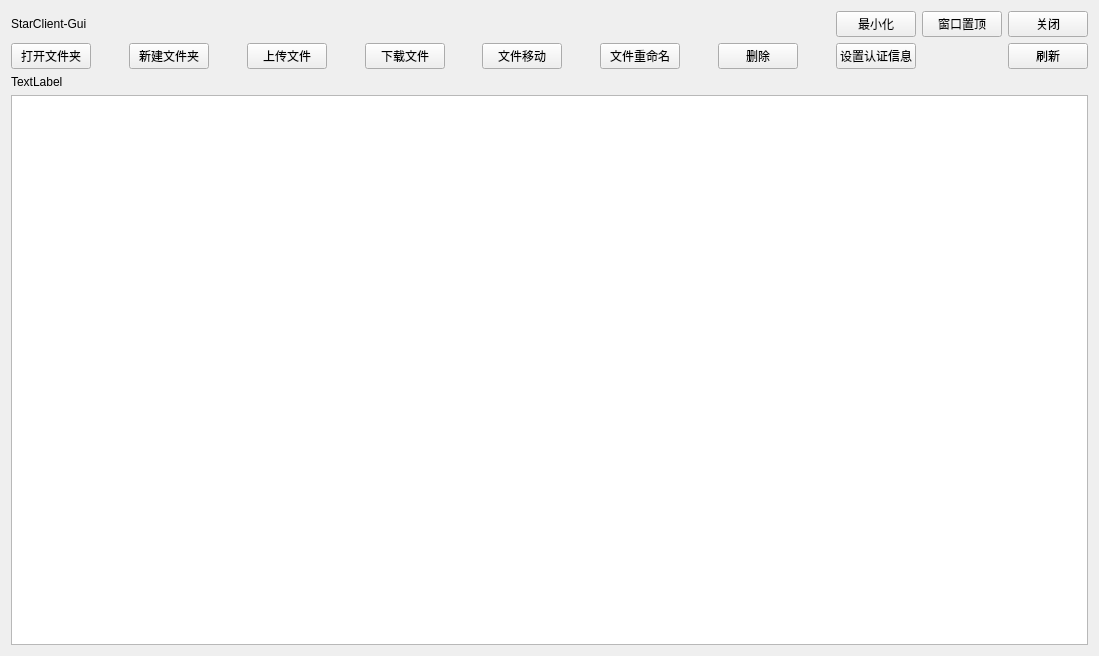
Qt form src/mainwindow.ui (SongZihui-sudo/StarGui) before a commit.
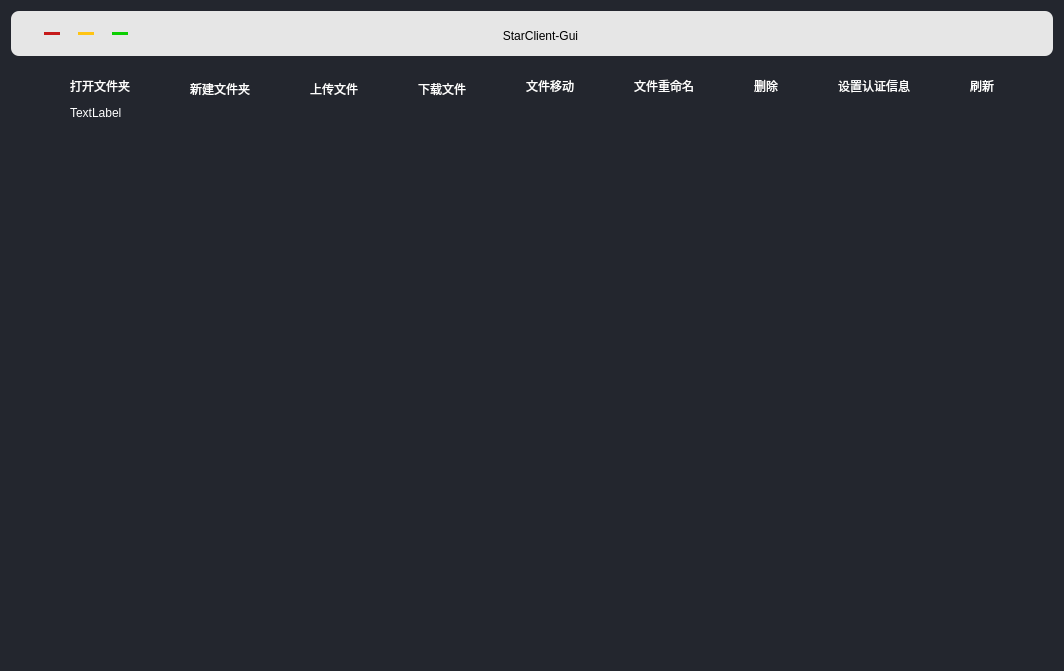
The same form after that commit.

What changed in the file:
```diff
--- a/src/mainwindow.ui
+++ b/src/mainwindow.ui
@@ -9,8 +9,8 @@
    <rect>
     <x>0</x>
     <y>0</y>
-    <width>1099</width>
-    <height>656</height>
+    <width>1064</width>
+    <height>671</height>
    </rect>
   </property>
   <property name="contextMenuPolicy">
@@ -22,6 +22,10 @@
   <property name="autoFillBackground">
    <bool>false</bool>
   </property>
+  <property name="styleSheet">
+   <string notr="true">background-color: rgb(35, 38, 46) ;
+border-radius: 8px; </string>
+  </property>
   <property name="toolButtonStyle">
    <enum>Qt::ToolButtonTextBesideIcon</enum>
   </property>
@@ -29,293 +33,482 @@
    <bool>true</bool>
   </property>
   <widget class="QWidget" name="centralWidget">
+   <layout class="QGridLayout" name="gridLayout_4">
+    <item row="0" column="0">
+     <layout class="QGridLayout" name="gridLayout_3">
+      <item row="0" column="0">
+       <widget class="QWidget" name="widget" native="true">
+        <property name="minimumSize">
+         <size>
+          <width>0</width>
+          <height>45</height>
+         </size>
+        </property>
+        <property name="maximumSize">
+         <size>
+          <width>16777215</width>
+          <height>51</height>
+         </size>
+        </property>
+        <property name="styleSheet">
+         <string notr="true">background-color: rgb(230, 230, 230);</string>
+        </property>
+        <widget class="QWidget" name="layoutWidget">
+         <property name="geometry">
+          <rect>
+           <x>10</x>
+           <y>10</y>
+           <width>131</width>
+           <height>25</height>
+          </rect>
+         </property>
+         <layout class="QGridLayout" name="gridLayout">
+          <item row="0" column="0">
+           <widget class="QPushButton" name="close">
+            <property name="maximumSize">
+             <size>
+              <width>16</width>
+              <height>16</height>
+             </size>
+            </property>
+            <property name="styleSheet">
+             <string notr="true"> QPushButton:hover 
+{ 
+ 	background-color: Red; 
+ 	color: rgb(255, 255, 255);
+}
+QPushButton 
+{ 
+	background-color: rgb(198, 26, 26);
+	font: 9pt &quot;Agency FB&quot;;
+}</string>
+            </property>
+            <property name="text">
+             <string/>
+            </property>
+           </widget>
+          </item>
+          <item row="0" column="3">
+           <widget class="QPushButton" name="minium">
+            <property name="maximumSize">
+             <size>
+              <width>16</width>
+              <height>16</height>
+             </size>
+            </property>
+            <property name="styleSheet">
+             <string notr="true"> QPushButton:hover 
+{ 
+	background-color: rgb(4, 255, 0); 
+ 	color: rgb(255, 255, 255);
+}
+QPushButton 
+{ 
+	background-color:rgb(12, 207, 2);
+	font: 9pt &quot;Agency FB&quot;;
+}</string>
+            </property>
+            <property name="text">
+             <string/>
+            </property>
+           </widget>
+          </item>
+          <item row="0" column="1">
+           <widget class="QPushButton" name="min_big">
+            <property name="maximumSize">
+             <size>
+              <width>16</width>
+              <height>16</height>
+             </size>
+            </property>
+            <property name="styleSheet">
+             <string notr="true"> QPushButton:hover 
+{ 
+ 	background-color: rgb(251, 255, 12); 
+ 	color: rgb(255, 255, 255);
+}
+QPushButton 
+{ 
+	background-color: rgb(255, 196, 19); 
+	font: 9pt &quot;Agency FB&quot;;
+}</string>
+            </property>
+            <property name="text">
+             <string/>
+            </property>
+           </widget>
+          </item>
+         </layout>
+        </widget>
+        <widget class="QLabel" name="label">
+         <property name="enabled">
+          <bool>true</bool>
+         </property>
+         <property name="geometry">
+          <rect>
+           <x>490</x>
+           <y>10</y>
+           <width>79</width>
+           <height>31</height>
+          </rect>
+         </property>
+         <property name="layoutDirection">
+          <enum>Qt::LeftToRight</enum>
+         </property>
+         <property name="text">
+          <string>&lt;html&gt;&lt;head/&gt;&lt;body&gt;&lt;p align=&quot;center&quot;&gt;StarClient-Gui&lt;/p&gt;&lt;/body&gt;&lt;/html&gt;</string>
+         </property>
+        </widget>
+       </widget>
+      </item>
+      <item row="1" column="0">
+       <widget class="QWidget" name="widget_2" native="true">
    <layout class="QFormLayout" name="formLayout">
     <item row="0" column="0" colspan="2">
-     <layout class="QGridLayout" name="gridLayout">
-      <item row="1" column="8">
+          <layout class="QGridLayout" name="gridLayout_2">
+           <item row="0" column="15" rowspan="2">
+            <spacer name="horizontalSpacer_8">
+             <property name="orientation">
+              <enum>Qt::Horizontal</enum>
+             </property>
+             <property name="sizeHint" stdset="0">
+              <size>
+               <width>21</width>
+               <height>20</height>
+              </size>
+             </property>
+            </spacer>
+           </item>
+           <item row="0" column="18" rowspan="2">
+            <widget class="QPushButton" name="list">
+             <property name="styleSheet">
+              <string notr="true"> QPushButton:hover 
+{ 
+	background-color: SlateGrey; 
+	color: rgb(255, 255, 255);
+}
+QPushButton 
+{ 
+	font: 9pt &quot;Agency FB&quot;;
+	color: rgb(255, 255, 255);
+}</string>
+             </property>
+             <property name="text">
+              <string>刷新</string>
+             </property>
+            </widget>
+           </item>
+           <item row="1" column="3">
+            <spacer name="horizontalSpacer">
+             <property name="orientation">
+              <enum>Qt::Horizontal</enum>
+             </property>
+             <property name="sizeHint" stdset="0">
+              <size>
+               <width>35</width>
+               <height>21</height>
+              </size>
+             </property>
+            </spacer>
+           </item>
+           <item row="2" column="1" colspan="18">
+            <widget class="QLabel" name="status_bar">
+             <property name="styleSheet">
+              <string notr="true">color: rgb(255, 255, 255);</string>
+             </property>
+             <property name="text">
+              <string>TextLabel</string>
+             </property>
+            </widget>
+           </item>
+           <item row="0" column="10" rowspan="2">
        <widget class="QPushButton" name="move_file">
         <property name="styleSheet">
-         <string notr="true"> QPushButton:hover { 
- background-color: SlateGrey; 
- color: rgb(255, 255, 255);}
-QPushButton { font: 9pt &quot;Agency FB&quot;;}</string>
+              <string notr="true"> QPushButton:hover 
+{ 
+	background-color: SlateGrey; 
+ 	color: rgb(255, 255, 255);}
+QPushButton 
+{ 
+	font: 9pt &quot;Agency FB&quot;;
+	color: rgb(255, 255, 255);
+}</string>
         </property>
         <property name="text">
          <string>文件移动</string>
         </property>
        </widget>
       </item>
-      <item row="1" column="0">
-       <widget class="QPushButton" name="open_dir">
-        <property name="mouseTracking">
-         <bool>true</bool>
-        </property>
-        <property name="tabletTracking">
-         <bool>false</bool>
-        </property>
+           <item row="1" column="8">
+            <widget class="QPushButton" name="download_file">
         <property name="styleSheet">
-         <string notr="true"> QPushButton:hover { 
- background-color: SlateGrey; 
- color: rgb(255, 255, 255);}
-QPushButton { font: 9pt &quot;Agency FB&quot;;}</string>
+              <string notr="true"> QPushButton:hover 
+{ 
+	background-color: SlateGrey; 
+ 	color: rgb(255, 255, 255);
+}
+QPushButton 
+{ 
+	font: 9pt &quot;Agency FB&quot;;
+	color: rgb(255, 255, 255);
+}</string>
         </property>
         <property name="text">
-         <string>打开文件夹</string>
+              <string>下载文件</string>
         </property>
        </widget>
       </item>
-      <item row="1" column="13">
-       <spacer name="horizontalSpacer_8">
-        <property name="orientation">
-         <enum>Qt::Horizontal</enum>
-        </property>
-        <property name="sizeHint" stdset="0">
-         <size>
-          <width>35</width>
-          <height>21</height>
-         </size>
-        </property>
-       </spacer>
-      </item>
-      <item row="1" column="10">
+           <item row="0" column="12" rowspan="2">
        <widget class="QPushButton" name="rename_file">
         <property name="styleSheet">
-         <string notr="true"> QPushButton:hover { 
- background-color: SlateGrey; 
- color: rgb(255, 255, 255);}
-QPushButton { font: 9pt &quot;Agency FB&quot;;}</string>
+              <string notr="true"> QPushButton:hover 
+{ 
+	background-color: SlateGrey; 
+	color: rgb(255, 255, 255);
+}
+QPushButton 
+{ 
+	font: 9pt &quot;Agency FB&quot;;
+	color: rgb(255, 255, 255);
+}</string>
         </property>
         <property name="text">
          <string>文件重命名</string>
         </property>
        </widget>
       </item>
-      <item row="1" column="1">
-       <spacer name="horizontalSpacer">
-        <property name="orientation">
-         <enum>Qt::Horizontal</enum>
-        </property>
-        <property name="sizeHint" stdset="0">
-         <size>
-          <width>35</width>
-          <height>21</height>
-         </size>
-        </property>
-       </spacer>
-      </item>
-      <item row="1" column="11">
-       <spacer name="horizontalSpacer_6">
-        <property name="orientation">
-         <enum>Qt::Horizontal</enum>
-        </property>
-        <property name="sizeHint" stdset="0">
-         <size>
-          <width>35</width>
-          <height>21</height>
-         </size>
-        </property>
-       </spacer>
-      </item>
-      <item row="1" column="7">
-       <spacer name="horizontalSpacer_4">
-        <property name="orientation">
-         <enum>Qt::Horizontal</enum>
-        </property>
-        <property name="sizeHint" stdset="0">
-         <size>
-          <width>34</width>
-          <height>21</height>
-         </size>
-        </property>
-       </spacer>
-      </item>
-      <item row="1" column="12">
-       <widget class="QPushButton" name="delete_file">
-        <property name="styleSheet">
-         <string notr="true"> QPushButton:hover { 
- background-color: SlateGrey; 
- color: rgb(255, 255, 255);}
-QPushButton { font: 9pt &quot;Agency FB&quot;;}</string>
-        </property>
-        <property name="text">
-         <string>删除</string>
-        </property>
-       </widget>
-      </item>
-      <item row="1" column="3">
+           <item row="1" column="5">
        <spacer name="horizontalSpacer_2">
         <property name="orientation">
          <enum>Qt::Horizontal</enum>
         </property>
         <property name="sizeHint" stdset="0">
          <size>
-          <width>35</width>
-          <height>21</height>
+               <width>29</width>
+               <height>20</height>
+              </size>
+             </property>
+            </spacer>
+           </item>
+           <item row="1" column="7">
+            <spacer name="horizontalSpacer_3">
+             <property name="orientation">
+              <enum>Qt::Horizontal</enum>
+             </property>
+             <property name="sizeHint" stdset="0">
+              <size>
+               <width>29</width>
+               <height>20</height>
          </size>
         </property>
        </spacer>
       </item>
       <item row="1" column="6">
-       <widget class="QPushButton" name="download_file">
-        <property name="styleSheet">
-         <string notr="true"> QPushButton:hover { 
- background-color: SlateGrey; 
- color: rgb(255, 255, 255);}
-QPushButton { font: 9pt &quot;Agency FB&quot;;}</string>
-        </property>
-        <property name="text">
-         <string>下载文件</string>
-        </property>
-       </widget>
-      </item>
-      <item row="1" column="4">
        <widget class="QPushButton" name="upload_file">
         <property name="styleSheet">
-         <string notr="true"> QPushButton:hover { 
- background-color: SlateGrey; 
- color: rgb(255, 255, 255);}
-QPushButton { font: 9pt &quot;Agency FB&quot;;}</string>
+              <string notr="true"> QPushButton:hover 
+{ 
+	background-color: SlateGrey; 
+ 	color: rgb(255, 255, 255);}
+QPushButton 
+{ 
+	font: 9pt &quot;Agency FB&quot;;
+	color: rgb(255, 255, 255);
+}</string>
         </property>
         <property name="text">
          <string>上传文件</string>
         </property>
        </widget>
       </item>
-      <item row="1" column="5">
-       <spacer name="horizontalSpacer_3">
+           <item row="0" column="17" rowspan="2">
+            <spacer name="horizontalSpacer_7">
         <property name="orientation">
          <enum>Qt::Horizontal</enum>
         </property>
         <property name="sizeHint" stdset="0">
          <size>
-          <width>35</width>
-          <height>21</height>
+               <width>29</width>
+               <height>20</height>
          </size>
         </property>
        </spacer>
       </item>
-      <item row="1" column="14">
+           <item row="0" column="1" rowspan="2" colspan="2">
+            <widget class="QPushButton" name="open_dir">
+             <property name="mouseTracking">
+              <bool>true</bool>
+             </property>
+             <property name="tabletTracking">
+              <bool>false</bool>
+             </property>
+             <property name="styleSheet">
+              <string notr="true"> QPushButton:hover 
+{ 
+	 background-color: SlateGrey; 
+ 	 color: rgb(255, 255, 255);
+}
+QPushButton 
+{ 
+	font: 9pt &quot;Agency FB&quot;;
+	color: rgb(255, 255, 255);
+}</string>
+             </property>
+             <property name="text">
+              <string>打开文件夹</string>
+             </property>
+            </widget>
+           </item>
+           <item row="0" column="16" rowspan="2">
        <widget class="QPushButton" name="regist">
         <property name="styleSheet">
-         <string notr="true"> QPushButton:hover { 
- background-color: SlateGrey; 
- color: rgb(255, 255, 255);}
-QPushButton { font: 9pt &quot;Agency FB&quot;;}</string>
+              <string notr="true"> QPushButton:hover 
+{ 
+ 	background-color: SlateGrey; 
+ 	color: rgb(255, 255, 255);
+}
+QPushButton 
+{ 
+	font: 9pt &quot;Agency FB&quot;;
+	color: rgb(255, 255, 255);
+}</string>
         </property>
         <property name="text">
          <string>设置认证信息</string>
         </property>
        </widget>
       </item>
-      <item row="1" column="15">
-       <spacer name="horizontalSpacer_7">
+           <item row="0" column="9" rowspan="2">
+            <spacer name="horizontalSpacer_4">
         <property name="orientation">
          <enum>Qt::Horizontal</enum>
         </property>
         <property name="sizeHint" stdset="0">
          <size>
-          <width>35</width>
-          <height>21</height>
+               <width>28</width>
+               <height>20</height>
          </size>
         </property>
        </spacer>
       </item>
-      <item row="1" column="16">
-       <widget class="QPushButton" name="list">
+           <item row="0" column="11" rowspan="2">
+            <spacer name="horizontalSpacer_5">
+             <property name="orientation">
+              <enum>Qt::Horizontal</enum>
+             </property>
+             <property name="sizeHint" stdset="0">
+              <size>
+               <width>30</width>
+               <height>20</height>
+              </size>
+             </property>
+            </spacer>
+           </item>
+           <item row="0" column="14" rowspan="2">
+            <widget class="QPushButton" name="delete_file">
         <property name="styleSheet">
-         <string notr="true"> QPushButton:hover { 
- background-color: SlateGrey; 
- color: rgb(255, 255, 255);}
-QPushButton { font: 9pt &quot;Agency FB&quot;;}</string>
+              <string notr="true"> QPushButton:hover 
+{ 
+	background-color: SlateGrey; 
+ 	color: rgb(255, 255, 255);
+}
+QPushButton 
+{ 
+	font: 9pt &quot;Agency FB&quot;;
+	color: rgb(255, 255, 255);
+}</string>
         </property>
         <property name="text">
-         <string>刷新</string>
+              <string>删除</string>
         </property>
        </widget>
       </item>
-      <item row="1" column="2">
+           <item row="1" column="0">
+            <spacer name="horizontalSpacer_9">
+             <property name="orientation">
+              <enum>Qt::Horizontal</enum>
+             </property>
+             <property name="sizeHint" stdset="0">
+              <size>
+               <width>40</width>
+               <height>20</height>
+              </size>
+             </property>
+            </spacer>
+           </item>
+           <item row="0" column="13" rowspan="2">
+            <spacer name="horizontalSpacer_6">
+             <property name="orientation">
+              <enum>Qt::Horizontal</enum>
+             </property>
+             <property name="sizeHint" stdset="0">
+              <size>
+               <width>29</width>
+               <height>20</height>
+              </size>
+             </property>
+            </spacer>
+           </item>
+           <item row="1" column="4">
        <widget class="QPushButton" name="mkdir">
         <property name="styleSheet">
-         <string notr="true"> QPushButton:hover { 
- background-color: SlateGrey; 
- color: rgb(255, 255, 255);}
-QPushButton { font: 9pt &quot;Agency FB&quot;;}</string>
+              <string notr="true"> QPushButton:hover 
+{ 
+	background-color: SlateGrey; 
+ 	color: rgb(255, 255, 255);
+}
+QPushButton 
+{ 
+	font: 9pt &quot;Agency FB&quot;;
+	color: rgb(255, 255, 255);
+}</string>
         </property>
         <property name="text">
          <string>新建文件夹</string>
         </property>
        </widget>
       </item>
-      <item row="2" column="0" colspan="17">
-       <widget class="QLabel" name="status_bar">
-        <property name="text">
-         <string>TextLabel</string>
-        </property>
-       </widget>
-      </item>
-      <item row="1" column="9">
-       <spacer name="horizontalSpacer_5">
+           <item row="1" column="19">
+            <spacer name="horizontalSpacer_10">
         <property name="orientation">
          <enum>Qt::Horizontal</enum>
         </property>
         <property name="sizeHint" stdset="0">
          <size>
-          <width>35</width>
-          <height>21</height>
+               <width>40</width>
+               <height>20</height>
          </size>
         </property>
        </spacer>
       </item>
-      <item row="0" column="16">
-       <widget class="QPushButton" name="close">
+           <item row="3" column="1" colspan="18">
+            <widget class="QListWidget" name="listWidget">
         <property name="styleSheet">
-         <string notr="true"> QPushButton:hover { 
- background-color: Red; 
- color: rgb(255, 255, 255);}
-QPushButton { font: 9pt &quot;Agency FB&quot;;
+              <string notr="true">QlistWidget {
+    outline: none;
+}
+#listWidget::item {
+    background-color: #393d49;
+    color: #ffffff;
+    border: transparent;
+    padding: 8px;
+}
+
+#listWidget::item:hover {
+    background-color: #4e5465;
+}
+
+#listWidget::item:selected {
+    border-left: 5px solid #009688;
 }</string>
         </property>
-        <property name="text">
-         <string>关闭</string>
-        </property>
-       </widget>
-      </item>
-      <item row="0" column="15">
-       <widget class="QPushButton" name="min_big">
-        <property name="styleSheet">
-         <string notr="true"> QPushButton:hover { 
- background-color: Orange; 
- color: rgb(255, 255, 255);}
-QPushButton { font: 9pt &quot;Agency FB&quot;;}</string>
-        </property>
-        <property name="text">
-         <string>窗口置顶</string>
-        </property>
-       </widget>
-      </item>
-      <item row="0" column="14">
-       <widget class="QPushButton" name="minium">
-        <property name="styleSheet">
-         <string notr="true"> QPushButton:hover { 
- background-color: Blue; 
- color: rgb(255, 255, 255);}
-QPushButton { font: 9pt &quot;Agency FB&quot;;}</string>
-        </property>
-        <property name="text">
-         <string>最小化</string>
-        </property>
+            </widget>
+           </item>
+          </layout>
+         </item>
+        </layout>
        </widget>
       </item>
-      <item row="3" column="0" colspan="17">
-       <widget class="QListWidget" name="listWidget"/>
-      </item>
-      <item row="0" column="0">
-       <widget class="QLabel" name="label">
-        <property name="text">
-         <string>StarClient-Gui</string>
-        </property>
-       </widget>
-      </item>
      </layout>
     </item>
    </layout>
```
Left out of the diff: 1 changed line with no effect on the pictures. Lines whose indentation alone changed are shown as unchanged.
